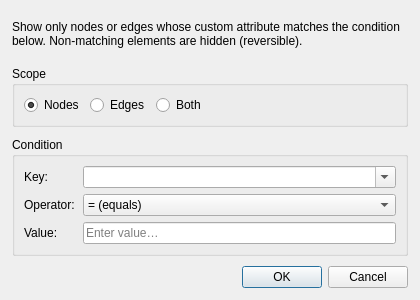
Before: the Qt Designer form src/forms/dialogfilterbyattribute.ui in socnetv/app, drawn with Qt 5.
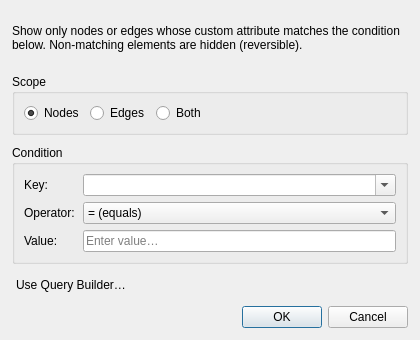
After: the same form once the commit is applied.

Commit message:
[ci] | WS9 #221 | dialogfilterbyattribute.ui:
-  add the "Use Query Builder…" button between the condition group and the button box

- height 300 → 340, minimum height 260 → 300

```diff
--- a/src/forms/dialogfilterbyattribute.ui
+++ b/src/forms/dialogfilterbyattribute.ui
@@ -7,13 +7,13 @@
     <x>0</x>
     <y>0</y>
     <width>420</width>
-    <height>300</height>
+    <height>340</height>
    </rect>
   </property>
   <property name="minimumSize">
    <size>
     <width>380</width>
-    <height>260</height>
+    <height>300</height>
    </size>
   </property>
   <property name="windowTitle">
@@ -152,6 +152,35 @@
     </widget>
    </item>
 
+   <!-- Query Builder hint -->
+   <item>
+    <layout class="QHBoxLayout">
+     <item>
+      <widget class="QPushButton" name="queryBuilderBtn">
+       <property name="text">
+        <string>Use Query Builder…</string>
+       </property>
+       <property name="flat">
+        <bool>true</bool>
+       </property>
+       <property name="toolTip">
+        <string>Open the Query Builder to filter by multiple conditions combined with AND logic.</string>
+       </property>
+      </widget>
+     </item>
+     <item>
+      <spacer>
+       <property name="orientation">
+        <enum>Qt::Orientation::Horizontal</enum>
+       </property>
+       <property name="sizeHint" stdset="0">
+        <size><width>40</width><height>20</height></size>
+       </property>
+      </spacer>
+     </item>
+    </layout>
+   </item>
+
    <!-- Buttons -->
    <item>
     <widget class="QDialogButtonBox" name="buttonBox">
```
The commit also changes 3 other files.
